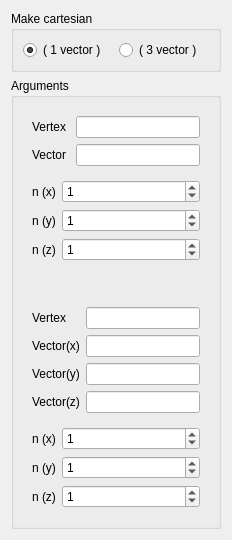
Above: src/HEXABLOCKGUI/MakeCartesian_QTD.ui from SalomePlatform/hexablock before the change. Below: the same form after it.
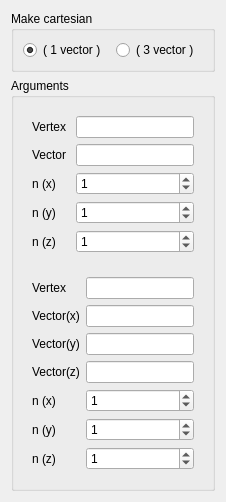
That is the form after the change.

Diff of the .ui file:
```diff
--- a/src/HEXABLOCKGUI/MakeCartesian_QTD.ui
+++ b/src/HEXABLOCKGUI/MakeCartesian_QTD.ui
@@ -6,12 +6,12 @@
    <rect>
     <x>0</x>
     <y>0</y>
-    <width>232</width>
-    <height>540</height>
+    <width>219</width>
+    <height>500</height>
    </rect>
   </property>
   <property name="sizePolicy">
-   <sizepolicy hsizetype="Minimum" vsizetype="Fixed">
+   <sizepolicy hsizetype="Preferred" vsizetype="Fixed">
     <horstretch>0</horstretch>
     <verstretch>0</verstretch>
    </sizepolicy>
@@ -21,7 +21,7 @@
   </property>
   <layout class="QVBoxLayout" name="verticalLayout_2">
    <property name="sizeConstraint">
-    <enum>QLayout::SetMinimumSize</enum>
+    <enum>QLayout::SetDefaultConstraint</enum>
    </property>
    <item>
     <widget class="QGroupBox" name="groupBox_6">
@@ -75,9 +75,15 @@
      <layout class="QVBoxLayout" name="verticalLayout">
       <item>
        <widget class="QWidget" name="widget_3" native="true">
+        <property name="sizePolicy">
+         <sizepolicy hsizetype="Preferred" vsizetype="Fixed">
+          <horstretch>0</horstretch>
+          <verstretch>0</verstretch>
+         </sizepolicy>
+        </property>
         <layout class="QFormLayout" name="formLayout">
-         <property name="labelAlignment">
-          <set>Qt::AlignJustify|Qt::AlignVCenter</set>
+         <property name="fieldGrowthPolicy">
+          <enum>QFormLayout::AllNonFixedFieldsGrow</enum>
          </property>
          <item row="0" column="0">
           <widget class="QLabel" name="label_8">
@@ -88,6 +94,12 @@
          </item>
          <item row="0" column="1">
           <widget class="QLineEdit" name="vex_le_rb0">
+           <property name="sizePolicy">
+            <sizepolicy hsizetype="Minimum" vsizetype="Fixed">
+             <horstretch>0</horstretch>
+             <verstretch>0</verstretch>
+            </sizepolicy>
+           </property>
            <property name="maximumSize">
             <size>
              <width>16777215</width>
@@ -108,6 +120,12 @@
          </item>
          <item row="1" column="1">
           <widget class="QLineEdit" name="vec_le_rb0">
+           <property name="sizePolicy">
+            <sizepolicy hsizetype="Minimum" vsizetype="Fixed">
+             <horstretch>0</horstretch>
+             <verstretch>0</verstretch>
+            </sizepolicy>
+           </property>
            <property name="maximumSize">
             <size>
              <width>16777215</width>
@@ -119,18 +137,7 @@
            </property>
           </widget>
          </item>
-         <item row="2" column="0" colspan="2">
-          <layout class="QFormLayout" name="formLayout_3">
-           <property name="labelAlignment">
-            <set>Qt::AlignLeading|Qt::AlignLeft|Qt::AlignVCenter</set>
-           </property>
-           <property name="formAlignment">
-            <set>Qt::AlignJustify|Qt::AlignTop</set>
-           </property>
-           <property name="topMargin">
-            <number>8</number>
-           </property>
-           <item row="0" column="0">
+         <item row="2" column="0">
             <widget class="QLabel" name="label_12">
              <property name="text">
               <string>n (x)</string>
@@ -140,10 +147,10 @@
              </property>
             </widget>
            </item>
-           <item row="0" column="1">
+         <item row="2" column="1">
             <widget class="QSpinBox" name="nx_spb_rb0">
              <property name="sizePolicy">
-              <sizepolicy hsizetype="Expanding" vsizetype="Fixed">
+            <sizepolicy hsizetype="Minimum" vsizetype="Fixed">
                <horstretch>0</horstretch>
                <verstretch>0</verstretch>
               </sizepolicy>
@@ -156,45 +163,29 @@
              </property>
             </widget>
            </item>
-           <item row="2" column="1">
-            <widget class="QSpinBox" name="ny_spb_rb0">
-             <property name="sizePolicy">
-              <sizepolicy hsizetype="Expanding" vsizetype="Fixed">
-               <horstretch>0</horstretch>
-               <verstretch>0</verstretch>
-              </sizepolicy>
-             </property>
-             <property name="maximum">
-              <number>1000000</number>
-             </property>
-             <property name="value">
-              <number>1</number>
-             </property>
-            </widget>
-           </item>
-           <item row="4" column="1">
-            <widget class="QSpinBox" name="nz_spb_rb0">
-             <property name="sizePolicy">
-              <sizepolicy hsizetype="Expanding" vsizetype="Fixed">
-               <horstretch>0</horstretch>
-               <verstretch>0</verstretch>
-              </sizepolicy>
-             </property>
-             <property name="maximum">
-              <number>1000000</number>
-             </property>
-             <property name="value">
-              <number>1</number>
-             </property>
-            </widget>
-           </item>
-           <item row="2" column="0">
+         <item row="3" column="0">
             <widget class="QLabel" name="label_13">
              <property name="text">
               <string>n (y)</string>
              </property>
             </widget>
            </item>
+         <item row="3" column="1">
+          <widget class="QSpinBox" name="ny_spb_rb0">
+           <property name="sizePolicy">
+            <sizepolicy hsizetype="Minimum" vsizetype="Fixed">
+             <horstretch>0</horstretch>
+             <verstretch>0</verstretch>
+            </sizepolicy>
+           </property>
+           <property name="maximum">
+            <number>1000000</number>
+           </property>
+           <property name="value">
+            <number>1</number>
+           </property>
+          </widget>
+         </item>
            <item row="4" column="0">
             <widget class="QLabel" name="label_14">
              <property name="text">
@@ -202,17 +193,34 @@
              </property>
             </widget>
            </item>
-          </layout>
+         <item row="4" column="1">
+          <widget class="QSpinBox" name="nz_spb_rb0">
+           <property name="sizePolicy">
+            <sizepolicy hsizetype="Minimum" vsizetype="Fixed">
+             <horstretch>0</horstretch>
+             <verstretch>0</verstretch>
+            </sizepolicy>
+           </property>
+           <property name="maximum">
+            <number>1000000</number>
+           </property>
+           <property name="value">
+            <number>1</number>
+           </property>
+          </widget>
          </item>
         </layout>
        </widget>
       </item>
       <item>
        <widget class="QWidget" name="widget_2" native="true">
+        <property name="sizePolicy">
+         <sizepolicy hsizetype="Preferred" vsizetype="Fixed">
+          <horstretch>0</horstretch>
+          <verstretch>0</verstretch>
+         </sizepolicy>
+        </property>
         <layout class="QFormLayout" name="formLayout_2">
-         <property name="labelAlignment">
-          <set>Qt::AlignJustify|Qt::AlignVCenter</set>
-         </property>
          <item row="0" column="0">
           <widget class="QLabel" name="label">
            <property name="text">
@@ -222,6 +230,12 @@
          </item>
          <item row="0" column="1">
           <widget class="QLineEdit" name="vex_le_rb1">
+           <property name="sizePolicy">
+            <sizepolicy hsizetype="Minimum" vsizetype="Fixed">
+             <horstretch>0</horstretch>
+             <verstretch>0</verstretch>
+            </sizepolicy>
+           </property>
            <property name="maximumSize">
             <size>
              <width>16777215</width>
@@ -242,6 +256,12 @@
          </item>
          <item row="1" column="1">
           <widget class="QLineEdit" name="vec_x_le_rb1">
+           <property name="sizePolicy">
+            <sizepolicy hsizetype="Minimum" vsizetype="Fixed">
+             <horstretch>0</horstretch>
+             <verstretch>0</verstretch>
+            </sizepolicy>
+           </property>
            <property name="maximumSize">
             <size>
              <width>16777215</width>
@@ -262,6 +282,12 @@
          </item>
          <item row="2" column="1">
           <widget class="QLineEdit" name="vec_y_le_rb1">
+           <property name="sizePolicy">
+            <sizepolicy hsizetype="Minimum" vsizetype="Fixed">
+             <horstretch>0</horstretch>
+             <verstretch>0</verstretch>
+            </sizepolicy>
+           </property>
            <property name="maximumSize">
             <size>
              <width>16777215</width>
@@ -282,6 +308,12 @@
          </item>
          <item row="3" column="1">
           <widget class="QLineEdit" name="vec_z_le_rb1">
+           <property name="sizePolicy">
+            <sizepolicy hsizetype="Minimum" vsizetype="Fixed">
+             <horstretch>0</horstretch>
+             <verstretch>0</verstretch>
+            </sizepolicy>
+           </property>
            <property name="maximumSize">
             <size>
              <width>16777215</width>
@@ -293,25 +325,17 @@
            </property>
           </widget>
          </item>
-         <item row="4" column="0" colspan="2">
-          <layout class="QFormLayout" name="formLayout_4">
-           <property name="labelAlignment">
-            <set>Qt::AlignJustify|Qt::AlignVCenter</set>
-           </property>
-           <property name="topMargin">
-            <number>8</number>
-           </property>
-           <item row="0" column="0">
+         <item row="4" column="0">
             <widget class="QLabel" name="label_5">
              <property name="text">
               <string>n (x)</string>
              </property>
             </widget>
            </item>
-           <item row="0" column="1">
+         <item row="4" column="1">
             <widget class="QSpinBox" name="nx_spb_rb1">
              <property name="sizePolicy">
-              <sizepolicy hsizetype="Expanding" vsizetype="Fixed">
+            <sizepolicy hsizetype="Minimum" vsizetype="Fixed">
                <horstretch>0</horstretch>
                <verstretch>0</verstretch>
               </sizepolicy>
@@ -324,53 +348,51 @@
              </property>
             </widget>
            </item>
-           <item row="2" column="1">
-            <widget class="QSpinBox" name="ny_spb_rb1">
-             <property name="sizePolicy">
-              <sizepolicy hsizetype="Expanding" vsizetype="Fixed">
-               <horstretch>0</horstretch>
-               <verstretch>0</verstretch>
-              </sizepolicy>
-             </property>
-             <property name="maximum">
-              <number>1000000</number>
-             </property>
-             <property name="value">
-              <number>1</number>
-             </property>
-            </widget>
-           </item>
-           <item row="4" column="1">
-            <widget class="QSpinBox" name="nz_spb_rb1">
-             <property name="sizePolicy">
-              <sizepolicy hsizetype="Expanding" vsizetype="Fixed">
-               <horstretch>0</horstretch>
-               <verstretch>0</verstretch>
-              </sizepolicy>
-             </property>
-             <property name="maximum">
-              <number>1000000</number>
-             </property>
-             <property name="value">
-              <number>1</number>
-             </property>
-            </widget>
-           </item>
-           <item row="2" column="0">
+         <item row="5" column="0">
             <widget class="QLabel" name="label_6">
              <property name="text">
               <string>n (y)</string>
              </property>
             </widget>
            </item>
-           <item row="4" column="0">
+         <item row="5" column="1">
+          <widget class="QSpinBox" name="ny_spb_rb1">
+           <property name="sizePolicy">
+            <sizepolicy hsizetype="Minimum" vsizetype="Fixed">
+             <horstretch>0</horstretch>
+             <verstretch>0</verstretch>
+            </sizepolicy>
+           </property>
+           <property name="maximum">
+            <number>1000000</number>
+           </property>
+           <property name="value">
+            <number>1</number>
+           </property>
+          </widget>
+         </item>
+         <item row="6" column="0">
             <widget class="QLabel" name="label_7">
              <property name="text">
               <string>n (z)</string>
              </property>
             </widget>
            </item>
-          </layout>
+         <item row="6" column="1">
+          <widget class="QSpinBox" name="nz_spb_rb1">
+           <property name="sizePolicy">
+            <sizepolicy hsizetype="Minimum" vsizetype="Fixed">
+             <horstretch>0</horstretch>
+             <verstretch>0</verstretch>
+            </sizepolicy>
+           </property>
+           <property name="maximum">
+            <number>1000000</number>
+           </property>
+           <property name="value">
+            <number>1</number>
+           </property>
+          </widget>
          </item>
         </layout>
        </widget>
```
Left out of the diff: 16 changed lines with no effect on the pictures. Lines whose indentation alone changed are shown as unchanged.
